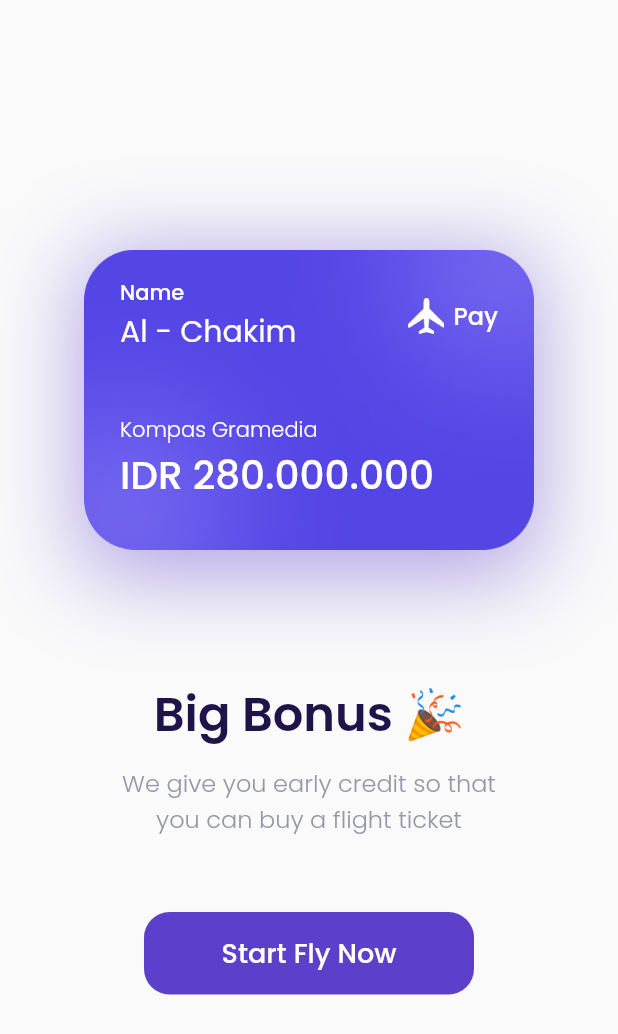
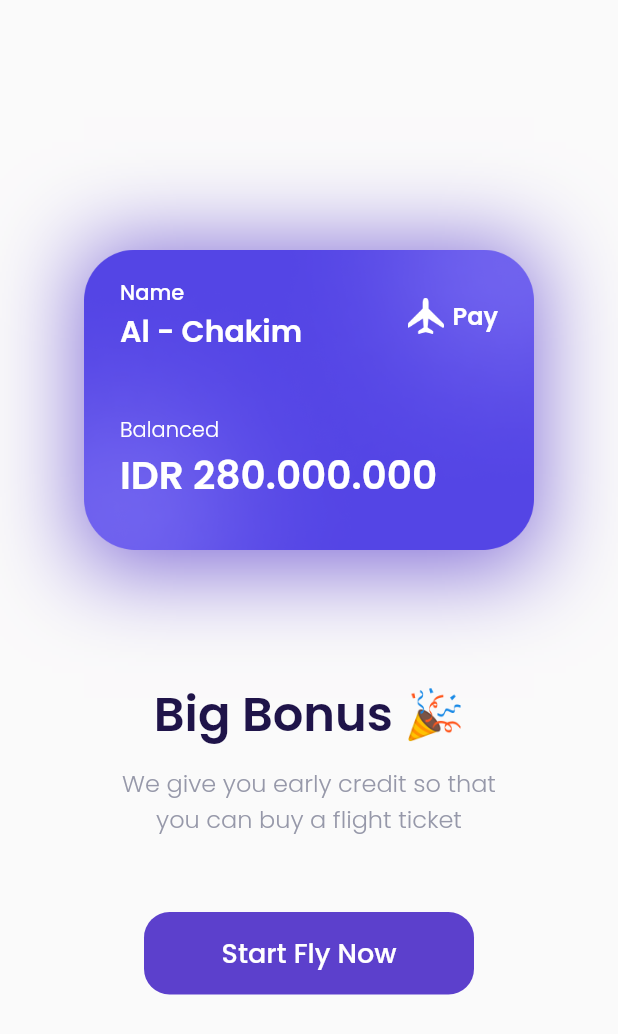
Before and after one commit to al-chakim/FlyPlane, a Flutter app: the Bonus screen opened by its route, on a phone screen of 412 x 824 dp. Shown: the top 1034 px of the screen. Run offline on Flutter 3.47's test engine with Material 2 defaults, Android fonts, the phone set to English and light mode, and no system bars; our stand-ins replace google_fonts.

Commit message:
ubah dikit

```diff
--- a/plane/lib/ui/pages/bonus.dart
+++ b/plane/lib/ui/pages/bonus.dart
@@ -26,9 +26,9 @@ class _BonusState extends State<Bonus> {
             )
           ),
           boxShadow: [BoxShadow(
-            color: ungu.withOpacity(0.5),
+            color: ungu.withOpacity(0.8),
             blurRadius: 50,
-            offset: Offset(0, 10)
+            offset: Offset(0, 5),
           )
           ]
         ),
@@ -50,7 +50,8 @@ class _BonusState extends State<Bonus> {
                       Text(
                         'Al - Chakim',
                         style: whiteTextStyle.copyWith(
-                          fontSize: 20
+                          fontSize: 20,
+                          fontWeight: semibold
                         ),
                         overflow: TextOverflow.ellipsis,
                       )
@@ -71,14 +72,14 @@ class _BonusState extends State<Bonus> {
                   'Pay',
                   style: whiteTextStyle.copyWith(
                     fontSize: 16,
-                    fontWeight: medium
+                    fontWeight: semibold
                   ),
                 )
               ],
             ),
             SizedBox(height: 40,),
             Text(
-              'Kompas Gramedia',
+              'Balanced',
               style: whiteTextStyle.copyWith(
                 fontWeight: light,
               ),
@@ -86,7 +87,7 @@ class _BonusState extends State<Bonus> {
             Text(
               'IDR 280.000.000',
               style: whiteTextStyle.copyWith(
-                fontWeight: medium,
+                fontWeight: semibold,
                 fontSize: 26
               ),
             )
```
